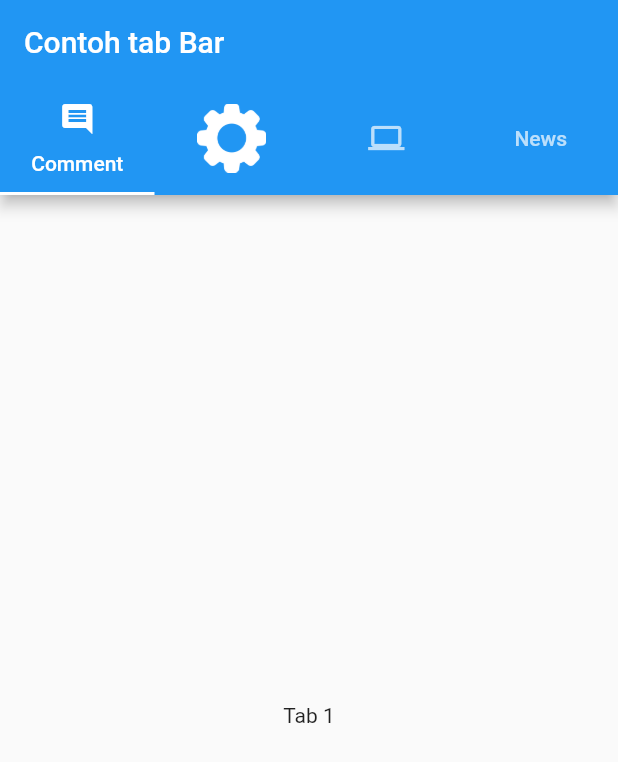
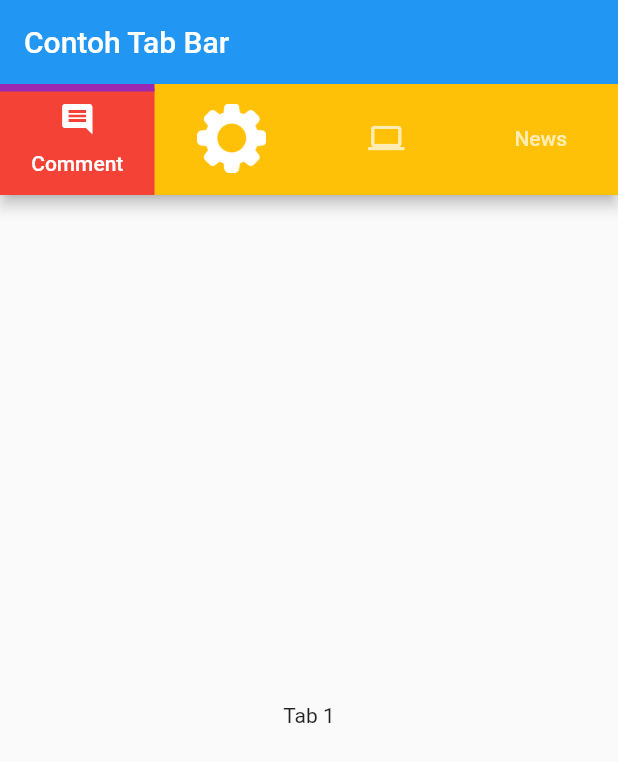
Before and after one commit to ryn-crypto/Learn-Flutter, a Flutter app: the screen it shows after launch, on a phone screen of 412 x 824 dp. Shown: the top 762 px of the screen. Run offline on Flutter 3.47's test engine with Material 2 defaults, Android fonts, the phone set to English and light mode, and no system bars; missing offline and left inert: dart:html; project files that could hold a hidden picture were left out.

Commit message:
Tab Bar Lanjutan

```diff
--- a/tab_bar/lib/main.dart
+++ b/tab_bar/lib/main.dart
@@ -9,13 +9,11 @@ class MyApp extends StatelessWidget {
 
   @override
   Widget build(BuildContext context) {
-    return MaterialApp(
-      home: DefaultTabController(
-          length: 4,
-          child: Scaffold(
-            appBar: AppBar(
-              title: const Text('Contoh tab Bar'),
-              bottom: const TabBar(tabs: [
+    TabBar myTabBar = const TabBar(
+        indicator: BoxDecoration(
+            color: Colors.red,
+            border: Border(top: BorderSide(color: Colors.purple, width: 5))),
+        tabs: [
           Tab(
             icon: Icon(Icons.comment),
             text: 'Comment',
@@ -32,8 +30,18 @@ class MyApp extends StatelessWidget {
           Tab(
             text: "News",
           )
-              ]),
-            ),
+        ]);
+
+    return MaterialApp(
+      home: DefaultTabController(
+          length: 4,
+          child: Scaffold(
+            appBar: AppBar(
+                title: const Text('Contoh Tab Bar'),
+                bottom: PreferredSize(
+                    preferredSize:
+                        Size.fromHeight(myTabBar.preferredSize.height),
+                    child: Container(color: Colors.amber, child: myTabBar))),
             body: const TabBarView(children: [
               Center(
                 child: Text("Tab 1"),
```
Lines whose indentation alone changed are shown as unchanged.
